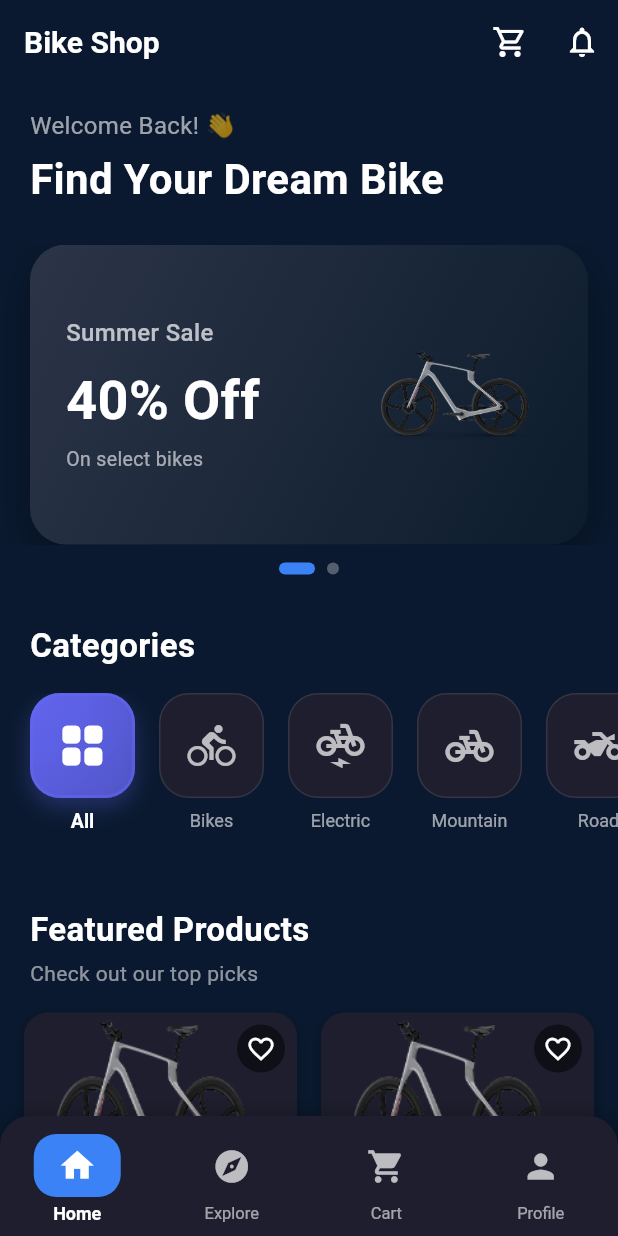
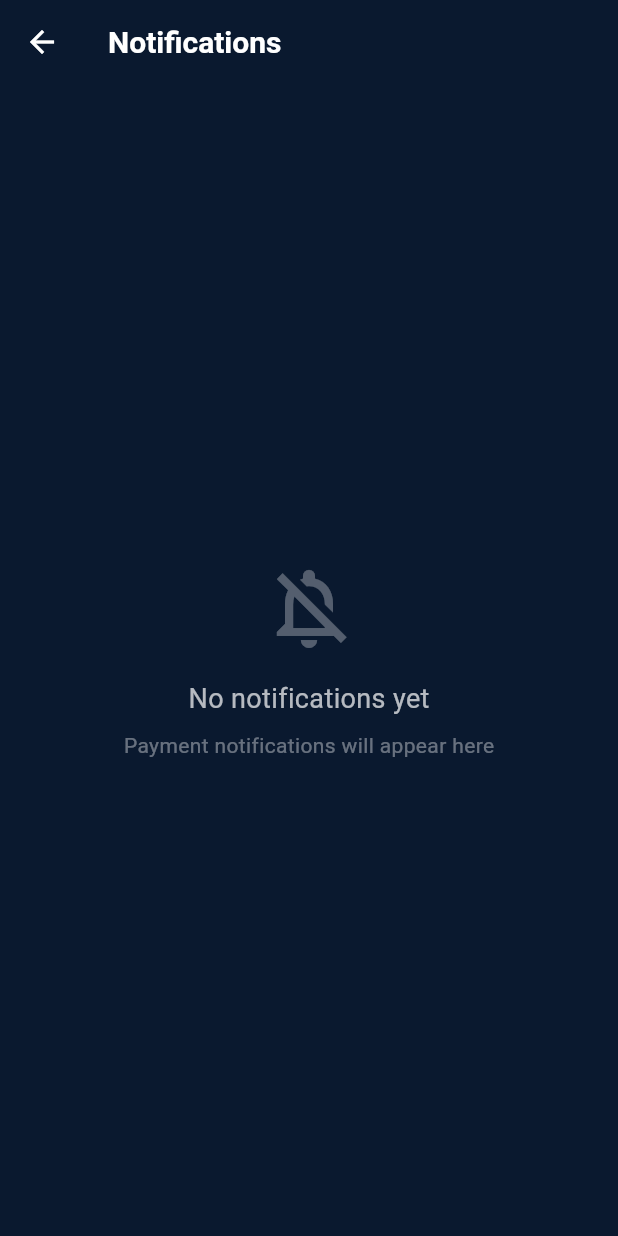
Before and after one commit to AnishTiwari5077/Bike-shop-app, a Flutter app: the screen it shows after launch, after a tap on the "notifications" icon, on a phone screen of 412 x 824 dp. Run offline on Flutter 3.47's test engine with Material 3 defaults, Android fonts, the phone set to English and light mode, and no system bars; our stand-ins replace firebase_auth, firebase_core, firebase_messaging, flutter_local_notifications, google_sign_in; missing offline and left inert: flutter_stripe; accounts and stored records are empty.

Commit message:
updated push notification

```diff
--- a/lib/main.dart
+++ b/lib/main.dart
@@ -3,6 +3,7 @@ import 'package:bike_shop/providers/address_provider.dart';
 import 'package:bike_shop/providers/auth_provider.dart';
 import 'package:bike_shop/providers/cart_provider.dart';
 import 'package:bike_shop/providers/favorite_provider.dart';
+import 'package:bike_shop/providers/notification_provider.dart';
 import 'package:bike_shop/providers/order_provider.dart';
 import 'package:bike_shop/providers/payment_provider.dart';
 import 'package:bike_shop/providers/product_provider.dart';
@@ -110,6 +111,7 @@ class BikeShopApp extends StatelessWidget {
         ChangeNotifierProvider(create: (_) => OrdersProvider()),
         ChangeNotifierProvider(create: (_) => AddressProvider()),
         ChangeNotifierProvider(create: (_) => PaymentProvider()),
+        ChangeNotifierProvider(create: (_) => NotificationProvider()),
         ChangeNotifierProvider(
           create: (_) => ProductsProvider()..loadProducts(),
         ),
--- /dev/null
+++ b/lib/providers/notification_provider.dart
@@ -0,0 +1,43 @@
+import 'package:flutter/material.dart';
+
+class NotificationProvider extends ChangeNotifier {
+  final List<Map<String, String>> _notifications = [];
+  int _unreadCount = 0;
+
+  List<Map<String, String>> get notifications => [..._notifications];
+  int get unreadCount => _unreadCount;
+
+  void addNotification(String title, String body) {
+    _notifications.insert(0, {
+      'title': title,
+      'body': body,
+      'time': _formatTime(DateTime.now()),
+      'isRead': 'false', // stored as string for simplicity
+    });
+    _unreadCount++;
+    notifyListeners();
+  }
+
+  void markAllAsRead() {
+    for (var notif in _notifications) {
+      notif['isRead'] = 'true';
+    }
+    _unreadCount = 0;
+    notifyListeners();
+  }
+
+  void clearAll() {
+    _notifications.clear();
+    _unreadCount = 0;
+    notifyListeners();
+  }
+
+  String _formatTime(DateTime time) {
+    final now = DateTime.now();
+    final diff = now.difference(time);
+    if (diff.inMinutes < 1) return 'Just now';
+    if (diff.inHours < 1) return '${diff.inMinutes}m ago';
+    if (diff.inDays < 1) return '${diff.inHours}h ago';
+    return '${diff.inDays}d ago';
+  }
+}
--- a/lib/screens/checkout_screen.dart
+++ b/lib/screens/checkout_screen.dart
@@ -1,6 +1,7 @@
 import 'package:bike_shop/config/theme.dart';
 import 'package:bike_shop/models/order_model.dart';
 import 'package:bike_shop/providers/auth_provider.dart';
+import 'package:bike_shop/providers/notification_provider.dart';
 import 'package:bike_shop/providers/order_provider.dart';
 import 'package:bike_shop/providers/payment_provider.dart';
 import 'package:bike_shop/screens/add_card_screen.dart'; // <-- import the new screen
@@ -57,7 +58,14 @@ class _CheckoutScreenState extends State<CheckoutScreen> {
     if (result.isSuccess) {
       ordersProvider.updateOrderStatus(widget.order.id, 'delivered');
 
-      // Push notification
+      // ─── Add to notification list (persistent) ───
+      final notificationProvider = context.read<NotificationProvider>();
+      notificationProvider.addNotification(
+        'Payment Successful',
+        'Order #${widget.order.id.substring(0, 8)} - \$${(widget.order.totalAmount * 1.08).toStringAsFixed(2)} charged.',
+      );
+
+      // Push notification (popup)
       await NotificationService.instance.showPaymentSuccessNotification(
         orderId: widget.order.id,
         amount: widget.order.totalAmount * 1.08,
--- a/lib/screens/home_screen.dart
+++ b/lib/screens/home_screen.dart
@@ -1,6 +1,8 @@
 import 'package:bike_shop/config/theme.dart';
 import 'package:bike_shop/providers/cart_provider.dart';
+import 'package:bike_shop/providers/notification_provider.dart'; // add this
 import 'package:bike_shop/screens/cart_screen.dart';
+import 'package:bike_shop/screens/notification_screen.dart';
 import 'package:bike_shop/widgets/home_content.dart';
 import 'package:flutter/material.dart';
 import 'package:provider/provider.dart';
@@ -11,12 +13,15 @@ class HomeScreen extends StatelessWidget {
   @override
   Widget build(BuildContext context) {
     final cart = context.watch<CartProvider>();
+    final notificationProvider = context.watch<NotificationProvider>();
+    final unreadCount = notificationProvider.unreadCount;
 
     return Scaffold(
       backgroundColor: AppTheme.primaryBackground,
       appBar: AppBar(
         title: const Text('Bike Shop'),
         actions: [
+          // Cart icon with badge
           Stack(
             children: [
               IconButton(
@@ -55,9 +60,46 @@ class HomeScreen extends StatelessWidget {
                 ),
             ],
           ),
-          IconButton(
-            icon: const Icon(Icons.notifications_outlined),
-            onPressed: () {},
+          // Notification icon with badge
+          Stack(
+            children: [
+              IconButton(
+                icon: const Icon(Icons.notifications_outlined),
+                onPressed: () {
+                  Navigator.push(
+                    context,
+                    MaterialPageRoute(
+                      builder: (_) => const NotificationsScreen(),
+                    ),
+                  );
+                },
+              ),
+              if (unreadCount > 0)
+                Positioned(
+                  right: 8,
+                  top: 8,
+                  child: Container(
+                    padding: const EdgeInsets.all(4),
+                    decoration: const BoxDecoration(
+                      color: Colors.red,
+                      shape: BoxShape.circle,
+                    ),
+                    constraints: const BoxConstraints(
+                      minWidth: 16,
+                      minHeight: 16,
+                    ),
+                    child: Text(
+                      '$unreadCount',
+                      style: const TextStyle(
+                        color: Colors.white,
+                        fontSize: 10,
+                        fontWeight: FontWeight.bold,
+                      ),
+                      textAlign: TextAlign.center,
+                    ),
+                  ),
+                ),
+            ],
           ),
         ],
       ),
--- /dev/null
+++ b/lib/screens/notification_screen.dart
@@ -0,0 +1,130 @@
+import 'package:bike_shop/config/theme.dart';
+import 'package:bike_shop/providers/notification_provider.dart';
+import 'package:flutter/material.dart';
+import 'package:provider/provider.dart';
+
+class NotificationsScreen extends StatefulWidget {
+  const NotificationsScreen({super.key});
+
+  @override
+  State<NotificationsScreen> createState() => _NotificationsScreenState();
+}
+
+class _NotificationsScreenState extends State<NotificationsScreen> {
+  @override
+  void initState() {
+    super.initState();
+    // Mark all notifications as read when screen opens
+    WidgetsBinding.instance.addPostFrameCallback((_) {
+      context.read<NotificationProvider>().markAllAsRead();
+    });
+  }
+
+  @override
+  Widget build(BuildContext context) {
+    final provider = context.watch<NotificationProvider>();
+    final notifications = provider.notifications;
+
+    return Scaffold(
+      backgroundColor: AppTheme.primaryBackground,
+      appBar: AppBar(
+        title: const Text('Notifications'),
+        backgroundColor: AppTheme.primaryBackground,
+        elevation: 0,
+        actions: [
+          if (notifications.isNotEmpty)
+            IconButton(
+              icon: const Icon(Icons.clear_all, color: Colors.white54),
+              onPressed: () => provider.clearAll(),
+              tooltip: 'Clear all',
+            ),
+        ],
+      ),
+      body: notifications.isEmpty
+          ? Center(
+              child: Column(
+                mainAxisAlignment: MainAxisAlignment.center,
+                children: [
+                  const Icon(
+                    Icons.notifications_off_outlined,
+                    size: 64,
+                    color: Colors.white30,
+                  ),
+                  const SizedBox(height: 16),
+                  const Text(
+                    'No notifications yet',
+                    style: TextStyle(color: Colors.white70, fontSize: 18),
+                  ),
+                  const SizedBox(height: 8),
+                  Text(
+                    'Payment notifications will appear here',
+                    style: TextStyle(color: Colors.white38, fontSize: 14),
+                  ),
+                ],
+              ),
+            )
+          : ListView.builder(
+              padding: const EdgeInsets.all(16),
+              itemCount: notifications.length,
+              itemBuilder: (ctx, index) {
+                final notif = notifications[index];
+                final isRead = notif['isRead'] == 'true';
+                return Container(
+                  margin: const EdgeInsets.only(bottom: 12),
+                  padding: const EdgeInsets.all(16),
+                  decoration: BoxDecoration(
+                    color: AppTheme.cardBackground,
+                    borderRadius: BorderRadius.circular(16),
+                    border: isRead
+                        ? null
+                        : Border.all(color: AppTheme.accentBlue, width: 1),
+                  ),
+                  child: Column(
+                    crossAxisAlignment: CrossAxisAlignment.start,
+                    children: [
+                      Row(
+                        children: [
+                          Icon(
+                            Icons.notifications_active,
+                            color: isRead
+                                ? Colors.white54
+                                : AppTheme.accentBlue,
+                            size: 20,
+                          ),
+                          const SizedBox(width: 12),
+                          Expanded(
+                            child: Text(
+                              notif['title'] ?? 'Notification',
+                              style: TextStyle(
+                                color: isRead ? Colors.white70 : Colors.white,
+                                fontWeight: isRead
+                                    ? FontWeight.normal
+                                    : FontWeight.w600,
+                                fontSize: 16,
+                              ),
+                            ),
+                          ),
+                          Text(
+                            notif['time'] ?? '',
+                            style: const TextStyle(
+                              color: Colors.white38,
+                              fontSize: 12,
+                            ),
+                          ),
+                        ],
+                      ),
+                      const SizedBox(height: 8),
+                      Text(
+                        notif['body'] ?? '',
+                        style: TextStyle(
+                          color: isRead ? Colors.white54 : Colors.white70,
+                        ),
+                      ),
+                    ],
+                  ),
+                );
+              },
+            ),
+    );
+  }
+}
--- a/lib/service/notification_service.dart
+++ b/lib/service/notification_service.dart
@@ -1,5 +1,5 @@
 import 'dart:convert';
-import 'package:firebase_core/firebase_core.dart';
+//import 'package:firebase_core/firebase_core.dart';
 import 'package:firebase_messaging/firebase_messaging.dart';
 import 'package:flutter/material.dart';
 import 'package:flutter_local_notifications/flutter_local_notifications.dart';
```
